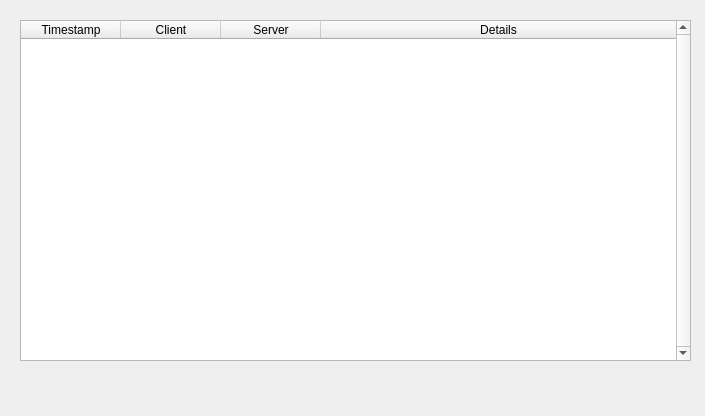
First picture: the form in sidebysidewindow.ui, repository AONunan/FinalYearProject, before the edit.
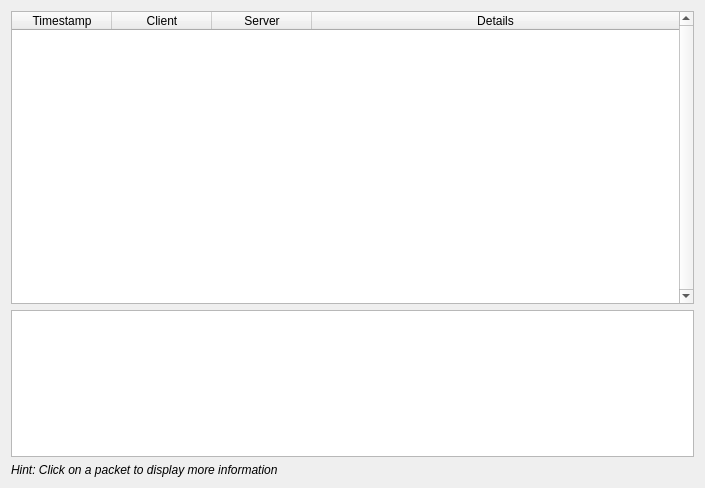
Second picture: the form after the edit.

Commit message: Added field to display more details in SideBySideWindow

```diff
--- a/sidebysidewindow.ui
+++ b/sidebysidewindow.ui
@@ -7,21 +7,17 @@
     <x>0</x>
     <y>0</y>
     <width>705</width>
-    <height>416</height>
+    <height>488</height>
    </rect>
   </property>
   <property name="windowTitle">
    <string>Side By Side</string>
   </property>
+  <layout class="QHBoxLayout" name="horizontalLayout">
+   <item>
+    <layout class="QVBoxLayout" name="verticalLayout" stretch="2,1,0">
+     <item>
   <widget class="QTableWidget" name="tableWidget_packets">
-   <property name="geometry">
-    <rect>
-     <x>20</x>
-     <y>20</y>
-     <width>671</width>
-     <height>341</height>
-    </rect>
-   </property>
    <property name="sizePolicy">
     <sizepolicy hsizetype="Expanding" vsizetype="Expanding">
      <horstretch>0</horstretch>
@@ -79,6 +75,25 @@
     </property>
    </column>
   </widget>
+     </item>
+     <item>
+      <widget class="QTextBrowser" name="textBrowser_more_details"/>
+     </item>
+     <item>
+      <widget class="QLabel" name="label_hint">
+       <property name="font">
+        <font>
+         <italic>true</italic>
+        </font>
+       </property>
+       <property name="text">
+        <string>Hint: Click on a packet to display more information</string>
+       </property>
+      </widget>
+     </item>
+    </layout>
+   </item>
+  </layout>
  </widget>
  <resources/>
  <connections/>
```
Lines whose indentation alone changed are shown as unchanged. The commit also changes 5 other files.
